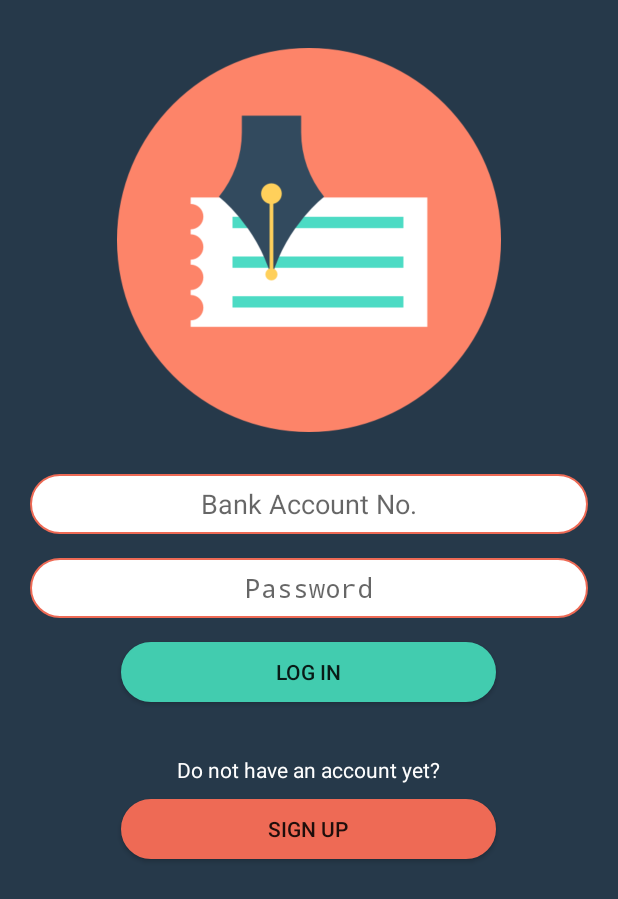
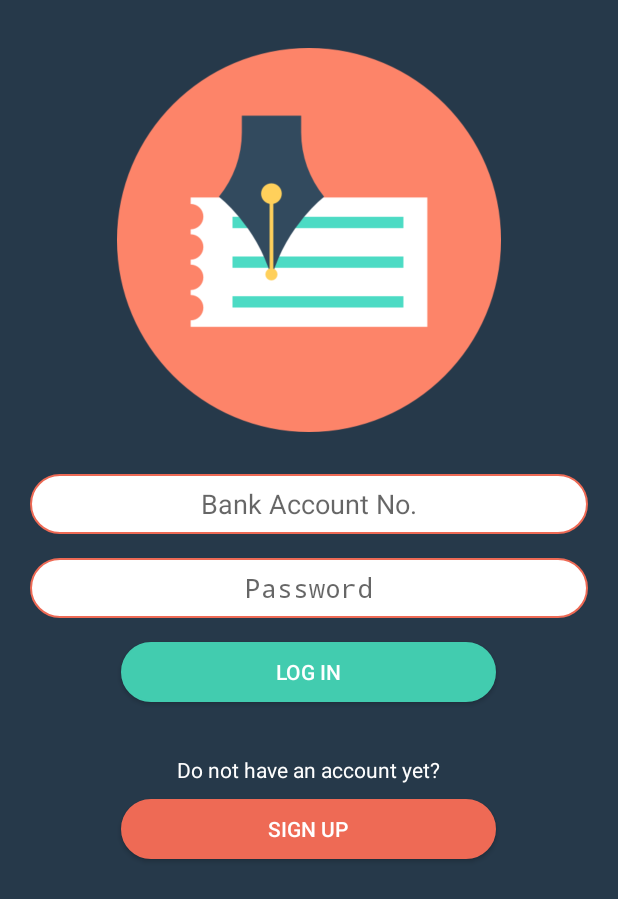
Before and after one commit to monzer24/MyProject, an Android app: the screen it shows after launch (LogInActivity), on a phone screen of 412 x 824 dp. Shown: the top 899 px of the screen. Run offline under Robolectric (Android 15) with nearby library versions, the phone set to English and light mode, and no system bars; our stand-ins replace Firebase (no records; nobody signed in at launch, a user with empty details on screens opened directly).

```diff
--- a/app/src/main/res/layout/login.xml
+++ b/app/src/main/res/layout/login.xml
@@ -52,6 +52,7 @@
             android:background="@drawable/rounded"
             android:backgroundTint="#FF42CCAF"
             android:text="Log in"
+            android:textColor="#fff"
             android:textAlignment="center" />
 
         <TextView
@@ -84,6 +85,7 @@
             android:background="@drawable/rounded"
             android:backgroundTint="#EE6A55"
             android:text="Sign up"
+            android:textColor="#fff"
             android:textAlignment="center" />
     </LinearLayout>
 
```
Also changed, not shown: app/src/main/java/com/projects/check/database/FirebaseConnection.java (+6 -5 lines), 28 other files.
